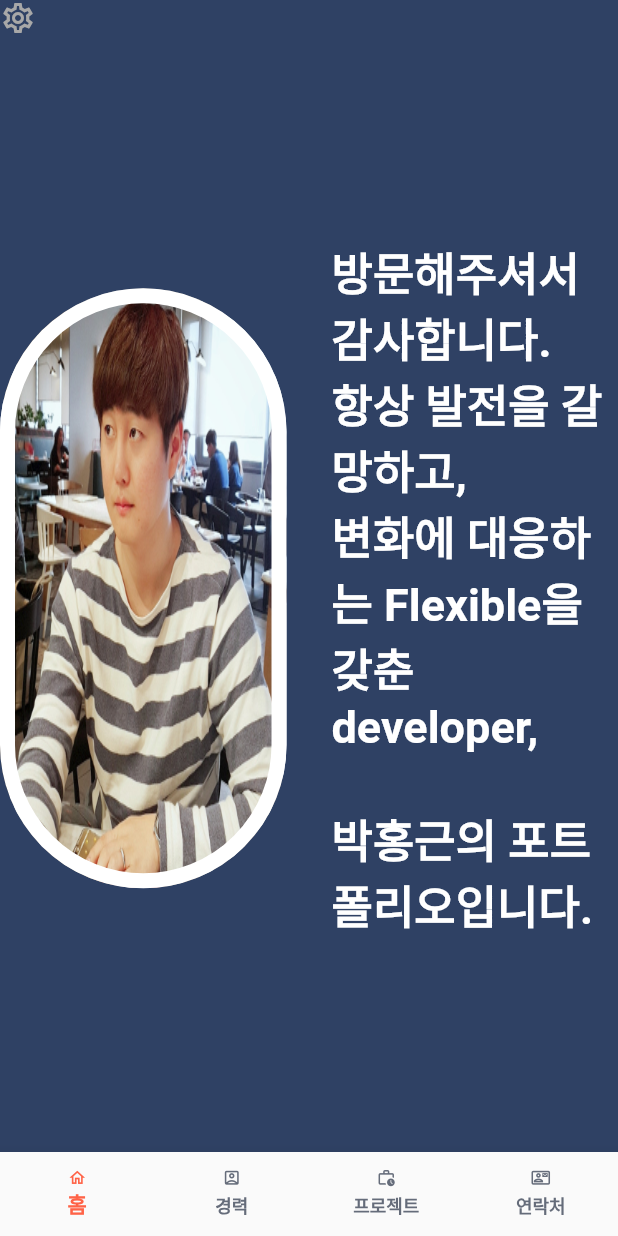
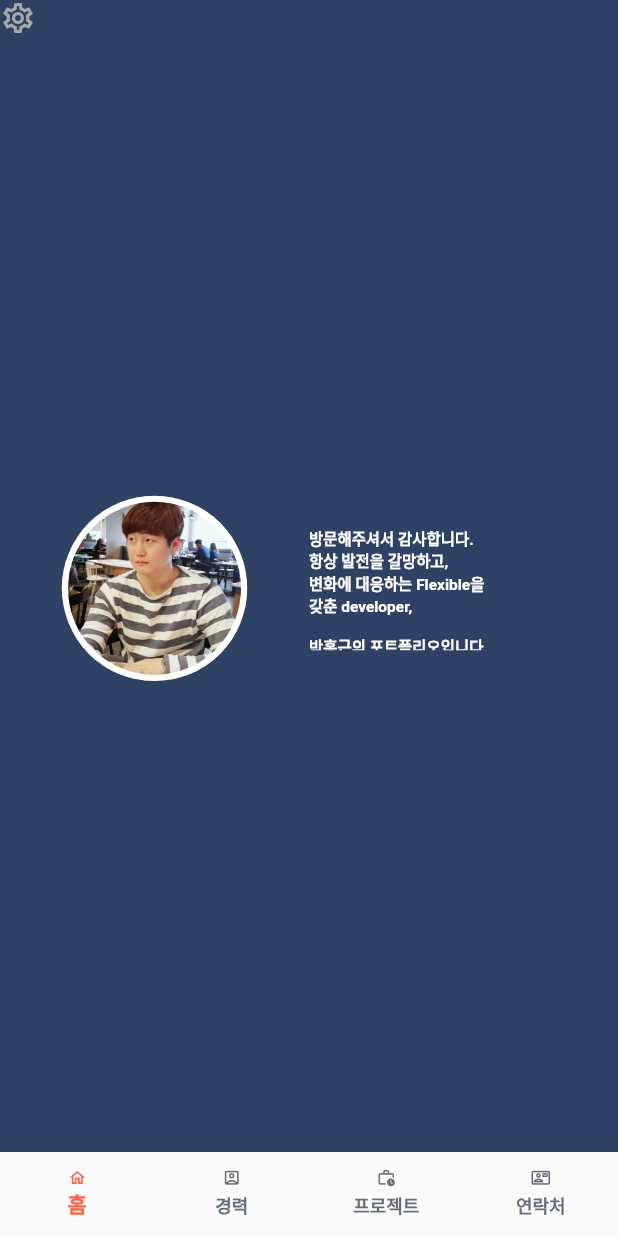
Before and after one commit to HonkenPark/honken_portfolio, a Flutter app: the screen it shows after launch, on a phone screen of 412 x 824 dp. Run offline on Flutter 3.47's test engine with Material 2 defaults, Android fonts, the phone set to English and light mode, and no system bars; our stand-ins replace get.

Commit message:
FEAT(Home): Finish Home Widget
Home tab screen is comple.

```diff
--- a/lib/model/text_id_model.dart
+++ b/lib/model/text_id_model.dart
@@ -6,7 +6,27 @@ class TextIdModel {
     "LABEL_HOME": [
       "홈",
       "HOME",
-      "호무"
+      "ホーム"
+    ],
+    "LABEL_ABOUT": [
+      "경력",
+      "ABOUT",
+      "キャリア"
+    ],
+    "LABEL_PROJECT": [
+      "프로젝트",
+      "PROJECT",
+      "プロジェクト"
+    ],
+    "LABEL_CONTACT": [
+      "연락처",
+      "CONTACT",
+      "お問合せ"
+    ],
+    "HOME_GREETING": [
+      "방문해주셔서 감사합니다.\\n항상 발전을 갈망하고,\\n변화에 대응하는 Flexible을\\n갖춘 developer,\\n\\n박홍근의 포트폴리오입니다.",
+      "Portfolio: Honken Park's who is..\\n\\n👉Constantly seeks improvement and embraces change.\\n👉Striving to be flexible in adapting to new challenges.\\n👉Embodies these all qualities.",
+      "コンニチハ、\\n\\n私は常に向上を追求し、変化に対応する柔軟性を大切にする開発者です。新しい課題に適応する柔軟性を持つことを心がけています。\\n\\nこれはそのような開発者、\\n朴鴻根のポートフォリオです"
     ]
   }
   ''';
--- a/lib/screens/main_screens.dart
+++ b/lib/screens/main_screens.dart
@@ -66,36 +66,23 @@ class _MainScreenState extends State<MainScreen> {
             items: <BottomNavigationBarItem>[
               BottomNavigationBarItem(
                 icon: const Icon(Icons.home_outlined),
-                label: Get.find<SettingController>().language.value == 0
-                    ? textId.getTextContent('LABEL_HOME',
-                        Get.find<SettingController>().language.value)
-                    : Get.find<SettingController>().language.value == 1
-                        ? 'HOME'
-                        : '호무',
+                label: textId.getTextContent(
+                    'LABEL_HOME', Get.find<SettingController>().language.value),
               ),
               BottomNavigationBarItem(
                 icon: const Icon(Icons.account_box_outlined),
-                label: Get.find<SettingController>().language.value == 0
-                    ? '경력'
-                    : Get.find<SettingController>().language.value == 1
-                        ? 'ABOUT'
-                        : '호무',
+                label: textId.getTextContent('LABEL_ABOUT',
+                    Get.find<SettingController>().language.value),
               ),
               BottomNavigationBarItem(
                 icon: const Icon(Icons.work_history_outlined),
-                label: Get.find<SettingController>().language.value == 0
-                    ? '프로젝트'
-                    : Get.find<SettingController>().language.value == 1
-                        ? 'PROJECT'
-                        : '호무',
+                label: textId.getTextContent('LABEL_PROJECT',
+                    Get.find<SettingController>().language.value),
               ),
               BottomNavigationBarItem(
                 icon: const Icon(Icons.contact_mail_outlined),
-                label: Get.find<SettingController>().language.value == 0
-                    ? '연락처'
-                    : Get.find<SettingController>().language.value == 1
-                        ? 'CONTACTS'
-                        : '호무',
+                label: textId.getTextContent('LABEL_CONTACT',
+                    Get.find<SettingController>().language.value),
               ),
             ],
             currentIndex: navIndex,
--- a/lib/widgets/home_widget.dart
+++ b/lib/widgets/home_widget.dart
@@ -1,6 +1,7 @@
 import 'package:flutter/material.dart';
 import 'package:get/get.dart';
 import 'package:honken_portfolio/controllers/setting_controller.dart';
+import 'package:honken_portfolio/model/text_id_model.dart';
 
 class HomeWidget extends StatefulWidget {
   const HomeWidget({super.key});
@@ -12,6 +13,7 @@ class HomeWidget extends StatefulWidget {
 class _HomeWidgetState extends State<HomeWidget> {
   @override
   Widget build(BuildContext context) {
+    TextIdModel textId = TextIdModel();
     Get.put(SettingController());
     return Expanded(
       child: GetBuilder<SettingController>(
@@ -22,14 +24,15 @@ class _HomeWidgetState extends State<HomeWidget> {
             Flexible(
               flex: 5,
               child: Container(
-                width: 400,
-                height: 400,
+                width: MediaQuery.of(context).size.width * 0.3,
+                height: MediaQuery.of(context).size.width * 0.3,
                 decoration: BoxDecoration(
                   border: Border.all(
-                    width: 10,
+                    width: MediaQuery.of(context).size.width * 0.01,
                     color: Colors.white,
                   ),
-                  borderRadius: BorderRadius.circular(200),
+                  borderRadius: BorderRadius.circular(
+                      MediaQuery.of(context).size.width * 0.2),
                   image: const DecorationImage(
                     image: AssetImage('assets/img/profile.jpg'),
                     fit: BoxFit.fill,
@@ -37,17 +40,22 @@ class _HomeWidgetState extends State<HomeWidget> {
                 ),
               ),
             ),
-            const SizedBox(
-              width: 30,
+            SizedBox(
+              width: MediaQuery.of(context).size.width * 0.1,
             ),
-            const Flexible(
+            Flexible(
               flex: 5,
-              child: Text(
-                '방문해주셔서 감사합니다.\n항상 발전을 갈망하고,\n변화에 대응하는 Flexible을\n갖춘 developer,\n\n박홍근의 포트폴리오입니다.',
-                style: TextStyle(
-                  fontWeight: FontWeight.bold,
-                  fontSize: 30,
-                  color: Colors.white,
+              child: SizedBox(
+                width: MediaQuery.of(context).size.width * 0.4,
+                height: MediaQuery.of(context).size.width * 0.2,
+                child: Text(
+                  textId.getTextContent('HOME_GREETING',
+                      Get.find<SettingController>().language.value),
+                  style: TextStyle(
+                    fontWeight: FontWeight.bold,
+                    fontSize: MediaQuery.of(context).size.width * 0.025,
+                    color: Colors.white,
+                  ),
                 ),
               ),
             ),
```
